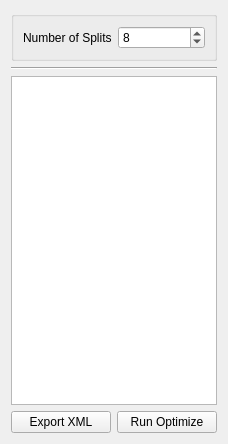
First picture: the form in src/Application/Optimize/OptimizeTool.ui, repository SCIInstitute/ShapeWorks, before the edit.
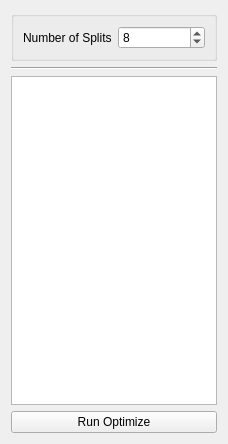
Second picture: the form after the edit.

Commit message: preparation for XML parameter file export

Diff of the .ui file:
```diff
--- a/src/Application/Optimize/OptimizeTool.ui
+++ b/src/Application/Optimize/OptimizeTool.ui
@@ -61,13 +61,6 @@
    </item>
    <item>
     <layout class="QHBoxLayout" name="horizontalLayout_3">
-     <item>
-      <widget class="QPushButton" name="export_xml_button">
-       <property name="text">
-        <string>Export XML</string>
-       </property>
-      </widget>
-     </item>
      <item>
       <widget class="QPushButton" name="run_optimize_button">
        <property name="text">
```
Left out of the diff: 1 changed line with no effect on the pictures. The commit also changes 8 other files.
